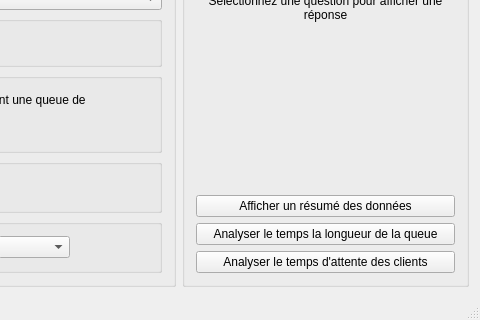
The window that WaitingLine/mainwindow.ui (AmaneMisora/Processus-Stochastique) describes before a commit, drawn with Qt 5; both pictures show x 308 to 788 and y 261 to 581 of the 788 by 581 pixel window.
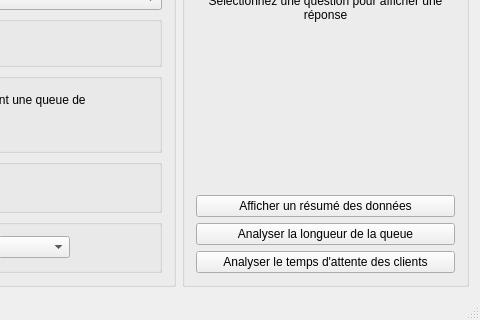
The same window after the commit.

Commit message: Correction et ajout de la fonction d'un bouton

Patch:
```diff
--- a/WaitingLine/mainwindow.ui
+++ b/WaitingLine/mainwindow.ui
@@ -341,7 +341,7 @@
        <item>
         <widget class="QPushButton" name="PushButtonGrathLenth">
          <property name="text">
-          <string>Analyser le temps la longueur de la queue</string>
+          <string>Analyser la longueur de la queue</string>
          </property>
         </widget>
        </item>
```
The commit also changes 4 other files.
